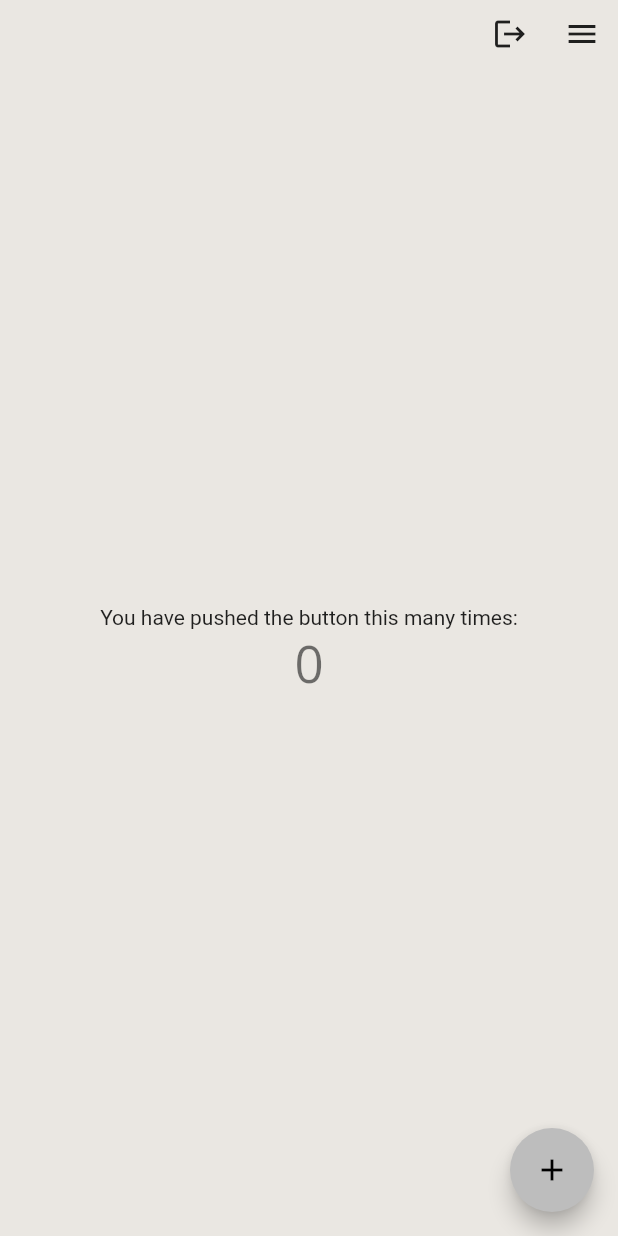
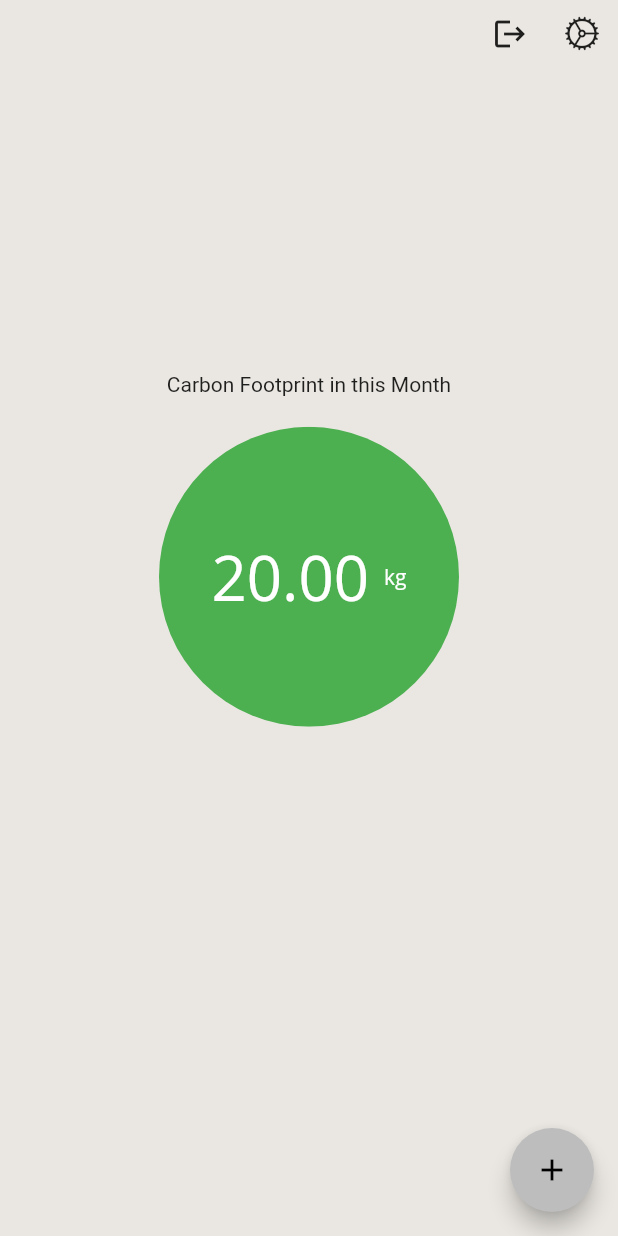
Before and after one commit to yuhangang/Tech-Titans-KH-2021, a Flutter app: the MyHomePage screen opened by its route, on a phone screen of 412 x 824 dp. Run offline on Flutter 3.47's test engine with Material 2 defaults, Android fonts, the phone set to English and light mode, and no system bars; our stand-ins replace flutter_local_notifications, get, shared_preferences; missing offline and left inert: flex_color_picker; accounts and stored records are empty; Roboto replaces fonts that are missing (Hind, Open Sans).

Commit message:
add summary counter to home page

```diff
--- a/lib/main.dart
+++ b/lib/main.dart
@@ -5,6 +5,7 @@ import 'package:provider/provider.dart';
 import 'package:tech_titans/core/app_preference.dart';
 import 'package:tech_titans/core/push_notification/src/notification_show/notification_helper.dart';
 import 'package:tech_titans/providers/auth_provider.dart';
+import 'package:tech_titans/providers/summary_provider.dart';
 import 'package:tech_titans/providers/theme_provider.dart';
 import 'package:tech_titans/routes.dart';
 import 'package:tech_titans/screens/home_page/home_page.dart';
@@ -20,6 +21,9 @@ Future<void> main() async {
     ),
     ChangeNotifierProvider(
       create: (context) => AuthProvider(user: user),
+    ),
+    ChangeNotifierProvider(
+      create: (context) => SummaryProvider(),
     ),
   ], child: new MyApp()));
 }
--- /dev/null
+++ b/lib/providers/summary_provider.dart
@@ -0,0 +1,31 @@
+import 'package:flutter/cupertino.dart';
+
+class SummaryProvider extends ChangeNotifier {
+  double _footPrintCurrentMonth = 20;
+  double get footPrintCurrentMonth => _footPrintCurrentMonth;
+  void setfootPrintCurrentMonth(double footPrint) {
+    _footPrintCurrentMonth = footPrint;
+    notifyListeners();
+  }
+
+  String getUnitName() => getName(_footPrintCurrentMonth);
+  String getUnitNumString() => getString(_footPrintCurrentMonth);
+}
+
+String getName(double count) {
+  return count > 100 ? "ton" : "kg";
+}
+
+String getString(double count) {
+  if (count > 100000) {
+    return (count / 1000).toStringAsFixed(0);
+  }
+  if (count > 10000) {
+    return (count / 1000).toStringAsFixed(1);
+  }
+  if (count > 100) {
+    return (count / 1000).toStringAsFixed(2);
+  }
+
+  return count.toStringAsFixed(2);
+}
--- a/lib/screens/home_page/home_page.dart
+++ b/lib/screens/home_page/home_page.dart
@@ -1,9 +1,13 @@
+import 'package:flutter/cupertino.dart';
+import 'package:flutter/foundation.dart';
 import 'package:flutter/material.dart';
 import 'package:provider/provider.dart';
 import 'package:tech_titans/components/custom_app_bar.dart';
 import 'package:tech_titans/core/push_notification/src/notification_show/notification_helper.dart';
 import 'package:tech_titans/providers/auth_provider.dart';
+import 'package:tech_titans/providers/summary_provider.dart';
 import 'package:tech_titans/screens/account/account_page.dart';
+import 'package:tech_titans/screens/home_page/widgets/sphere.dart';
 
 class MyHomePage extends StatefulWidget {
   static const route = "/my-home-page";
@@ -38,6 +42,7 @@ class _MyHomePageState extends State<MyHomePage> {
 
   @override
   Widget build(BuildContext context) {
+    final screenWidth = MediaQuery.of(context).size.width;
     // This method is rerun every time setState is called, for instance as done
     // by the _incrementCounter method above.
     //
@@ -59,7 +64,7 @@ class _MyHomePageState extends State<MyHomePage> {
               }),
           IconButton(
               icon: Icon(
-                Icons.menu,
+                CupertinoIcons.settings,
                 color: Theme.of(context).iconTheme.color,
               ),
               onPressed: () {
@@ -70,6 +75,9 @@ class _MyHomePageState extends State<MyHomePage> {
       body: Center(
         // Center is a layout widget. It takes a single child and positions it
         // in the middle of the parent.
+        child: Container(
+          width: screenWidth,
+          height: screenWidth,
           child: Column(
             // Column is also a layout widget. It takes a list of children and
             // arranges them vertically. By default, it sizes itself to fit its
@@ -85,20 +93,76 @@ class _MyHomePageState extends State<MyHomePage> {
             // center the children vertically; the main axis here is the vertical
             // axis because Columns are vertical (the cross axis would be
             // horizontal).
-          mainAxisAlignment: MainAxisAlignment.center,
+            mainAxisAlignment: MainAxisAlignment.start,
             children: <Widget>[
-            Text(
-              'You have pushed the button this many times:',
+              Padding(
+                padding: const EdgeInsets.all(20),
+                child: Text(
+                  'Carbon Footprint in this Month',
+                ),
+              ),
+              ClipOval(
+                child: Consumer<SummaryProvider>(
+                  builder: (_, summaryProvider, child) {
+                    return Container(
+                      color: Colors.green,
+                      width: 200,
+                      height: 200,
+                      child: Center(
+                        child: Stack(
+                          children: [
+                            Row(
+                              children: [
+                                Expanded(
+                                  child: SizedBox(),
+                                ),
+                                Flexible(
+                                  flex: 3,
+                                  child: FittedBox(
+                                    fit: BoxFit.scaleDown,
+                                    child: Text(
+                                      summaryProvider.getUnitNumString(),
+                                      style: Theme.of(context)
+                                          .textTheme
+                                          .headline2!
+                                          .copyWith(color: Colors.white),
+                                    ),
+                                  ),
+                                ),
+                                SizedBox(
+                                  width: 10,
                                 ),
                                 Text(
-              '$_counter',
-              style: Theme.of(context).textTheme.headline4,
+                                  summaryProvider.getUnitName(),
+                                  style: Theme.of(context)
+                                      .textTheme
+                                      .bodyText1!
+                                      .copyWith(color: Colors.white),
+                                ),
+                                Expanded(
+                                  child: SizedBox(),
+                                ),
+                              ],
                             ),
                           ],
                         ),
                       ),
+                    );
+                  },
+                ),
+              ),
+            ],
+          ),
+        ),
+      ),
       floatingActionButton: FloatingActionButton(
-        onPressed: _incrementCounter,
+        onPressed: () {
+          Provider.of<SummaryProvider>(context, listen: false)
+              .setfootPrintCurrentMonth(
+                  Provider.of<SummaryProvider>(context, listen: false)
+                          .footPrintCurrentMonth +
+                      1000);
+        },
         tooltip: 'Increment',
         child: Icon(Icons.add),
       ), // This trailing comma makes auto-formatting nicer for build methods.
```
Also changed, not shown: lib/screens/home_page/widgets/sphere.dart (added, +584 -0 lines), pubspec.yaml (+5 -4 lines). Lines whose indentation alone changed are shown as unchanged.
